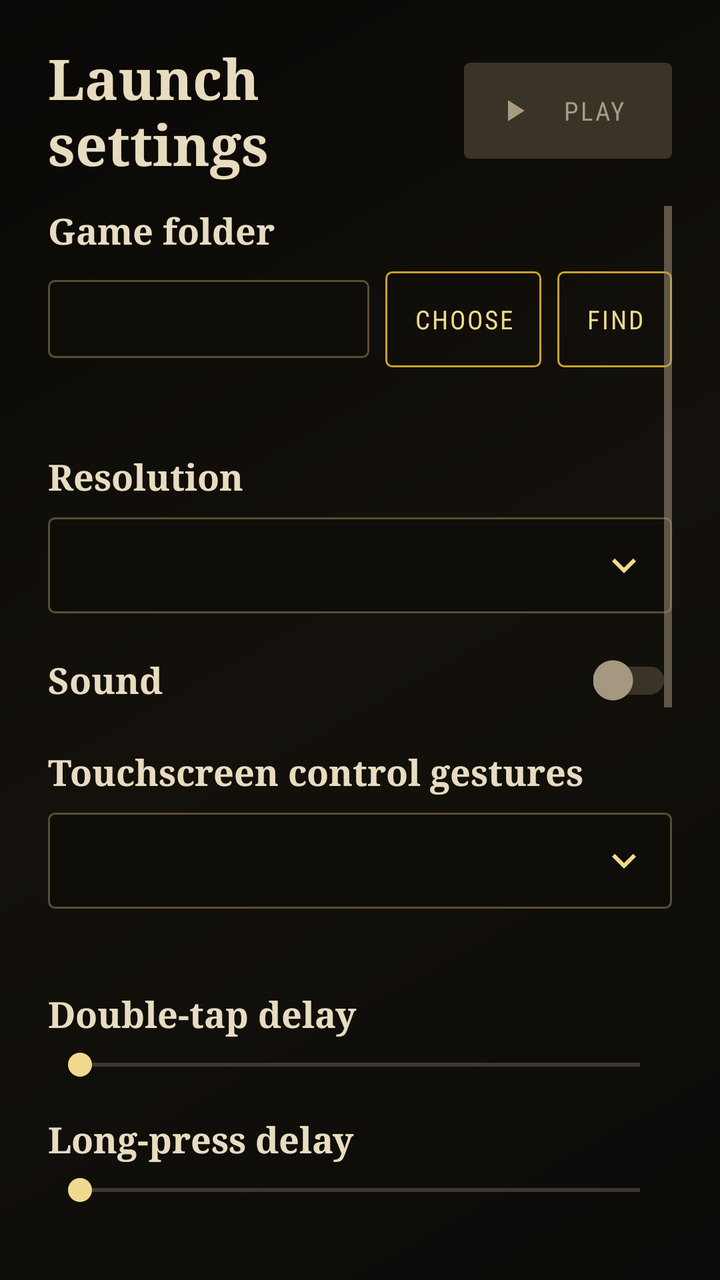
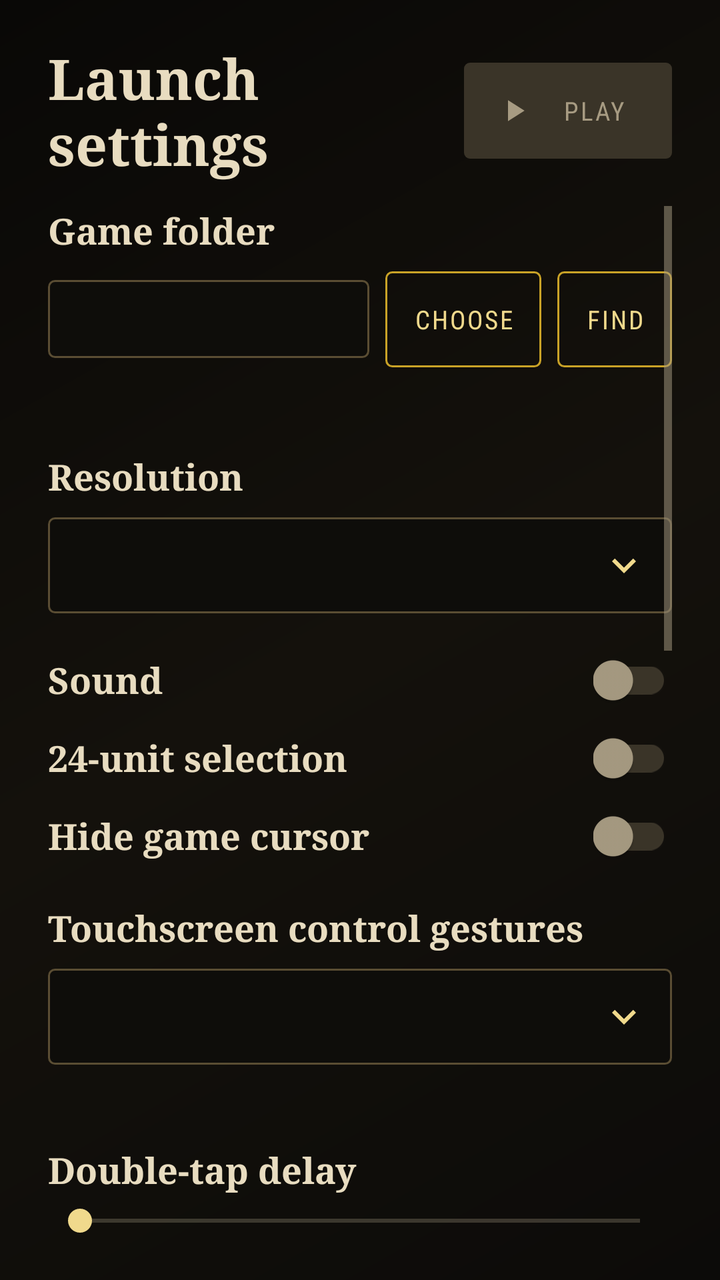

Before-and-after screenshots of an Android layout around one commit, followed by the original layout XML and the change that was made.
<!-- AndroidManifest.xml: activity theme Wc3LaunchTheme -->
<!-- res/layout/activity_launch_settings.xml -->
<?xml version="1.0" encoding="utf-8"?>
<LinearLayout xmlns:android="http://schemas.android.com/apk/res/android"
    xmlns:app="http://schemas.android.com/apk/res-auto"
    android:layout_width="match_parent"
    android:layout_height="match_parent"
    android:background="@drawable/bg_launch"
    android:orientation="vertical"
    android:paddingStart="24dp"
    android:paddingTop="20dp"
    android:paddingEnd="24dp"
    android:paddingBottom="16dp">

    <LinearLayout
        android:layout_width="match_parent"
        android:layout_height="wrap_content"
        android:gravity="center_vertical"
        android:orientation="horizontal">

        <TextView
            style="@style/Wc3Title"
            android:layout_width="0dp"
            android:layout_height="wrap_content"
            android:layout_weight="1"
            android:text="@string/launch_title" />

        <Button
            android:id="@+id/play_button"
            style="@style/Wc3ButtonPrimary"
            android:layout_width="wrap_content"
            android:layout_height="48dp"
            android:layout_marginStart="16dp"
            android:drawableStart="@drawable/ic_play"
            android:drawablePadding="8dp"
            android:drawableTint="@color/button_primary_text"
            android:enabled="false"
            android:text="@string/launch_play" />
    </LinearLayout>

    <LinearLayout
        android:id="@+id/error_banner"
        android:layout_width="match_parent"
        android:layout_height="wrap_content"
        android:layout_marginTop="12dp"
        android:background="@drawable/bg_error_banner"
        android:gravity="center_vertical"
        android:orientation="horizontal"
        android:padding="12dp"
        android:visibility="gone">

        <TextView
            android:id="@+id/error_text"
            style="@style/Wc3ErrorText"
            android:layout_width="0dp"
            android:layout_height="wrap_content"
            android:layout_marginEnd="12dp"
            android:layout_weight="1" />

        <Button
            android:id="@+id/grant_button"
            style="@style/Wc3ButtonGhost"
            android:layout_width="wrap_content"
            android:layout_height="40dp"
            android:minHeight="40dp"
            android:minWidth="0dp"
            android:paddingStart="12dp"
            android:paddingEnd="12dp"
            android:text="@string/launch_grant"
            android:textSize="11sp" />
    </LinearLayout>

    <ScrollView
        android:layout_width="match_parent"
        android:layout_height="0dp"
        android:layout_marginTop="12dp"
        android:layout_weight="1"
        android:clipToPadding="false"
        android:overScrollMode="never">

        <LinearLayout
            android:layout_width="match_parent"
            android:layout_height="wrap_content"
            android:orientation="vertical"
            android:paddingBottom="8dp">

            <TextView
                style="@style/Wc3RowLabel"
                android:layout_width="match_parent"
                android:layout_height="wrap_content"
                android:text="@string/launch_folder_label" />

            <LinearLayout
                android:layout_width="match_parent"
                android:layout_height="wrap_content"
                android:layout_marginTop="8dp"
                android:baselineAligned="false"
                android:gravity="center_vertical"
                android:orientation="horizontal">

                <EditText
                    android:id="@+id/folder_input"
                    style="@style/Wc3Field"
                    android:layout_width="0dp"
                    android:layout_height="wrap_content"
                    android:layout_weight="1"
                    android:importantForAutofill="no"
                    android:inputType="textNoSuggestions"
                    android:maxLength="1000"
                    android:saveEnabled="false" />

                <Button
                    android:id="@+id/choose_folder_button"
                    style="@style/Wc3ButtonGhost"
                    android:layout_width="wrap_content"
                    android:layout_height="48dp"
                    android:layout_marginStart="8dp"
                    android:minWidth="0dp"
                    android:paddingStart="14dp"
                    android:paddingEnd="14dp"
                    android:text="@string/launch_folder_choose" />

                <Button
                    android:id="@+id/find_folder_button"
                    style="@style/Wc3ButtonGhost"
                    android:layout_width="wrap_content"
                    android:layout_height="48dp"
                    android:layout_marginStart="8dp"
                    android:minWidth="0dp"
                    android:paddingStart="14dp"
                    android:paddingEnd="14dp"
                    android:text="@string/launch_folder_find" />
            </LinearLayout>

            <TextView
                android:id="@+id/folder_status"
                style="@style/Wc3Helper"
                android:layout_width="match_parent"
                android:layout_height="wrap_content"
                android:layout_marginTop="6dp"
                android:accessibilityLiveRegion="polite" />

            <TextView
                style="@style/Wc3RowLabel"
                android:layout_width="match_parent"
                android:layout_height="wrap_content"
                android:layout_marginTop="20dp"
                android:text="@string/launch_resolution_label" />

            <FrameLayout
                android:layout_width="match_parent"
                android:layout_height="48dp"
                android:layout_marginTop="8dp">

                <Spinner
                    android:id="@+id/resolution_spinner"
                    style="@style/Wc3Spinner"
                    android:layout_width="match_parent"
                    android:layout_height="match_parent"
                    android:saveEnabled="false" />

                <ImageView
                    android:layout_width="24dp"
                    android:layout_height="24dp"
                    android:layout_gravity="end|center_vertical"
                    android:layout_marginEnd="12dp"
                    android:clickable="false"
                    android:focusable="false"
                    android:importantForAccessibility="no"
                    android:src="@drawable/ic_expand_more"
                    android:tint="@color/launch_gold_light" />
            </FrameLayout>

            <LinearLayout
                android:layout_width="match_parent"
                android:layout_height="wrap_content"
                android:layout_marginTop="20dp"
                android:gravity="center_vertical"
                android:orientation="horizontal">

                <TextView
                    style="@style/Wc3RowLabel"
                    android:layout_width="0dp"
                    android:layout_height="wrap_content"
                    android:layout_weight="1"
                    android:text="@string/launch_sound_label" />

                <androidx.appcompat.widget.SwitchCompat
                    android:id="@+id/sound_switch"
                    android:layout_width="wrap_content"
                    android:layout_height="wrap_content"
                    android:contentDescription="@string/launch_sound_label"
                    android:saveEnabled="false"
                    app:thumbTint="@color/switch_thumb"
                    app:trackTint="@color/switch_track" />
            </LinearLayout>

            <TextView
                style="@style/Wc3RowLabel"
                android:layout_width="match_parent"
                android:layout_height="wrap_content"
                android:layout_marginTop="20dp"
                android:text="@string/launch_gesture_mode_label" />

            <FrameLayout
                android:layout_width="match_parent"
                android:layout_height="wrap_content"
                android:layout_marginTop="8dp"
                android:minHeight="48dp">

                <Spinner
                    android:id="@+id/gesture_mode_spinner"
                    style="@style/Wc3Spinner"
                    android:layout_width="match_parent"
                    android:layout_height="wrap_content"
                    android:contentDescription="@string/launch_gesture_mode_label"
                    android:minHeight="48dp"
                    android:saveEnabled="false" />

                <ImageView
                    android:layout_width="24dp"
                    android:layout_height="24dp"
                    android:layout_gravity="end|center_vertical"
                    android:layout_marginEnd="12dp"
                    android:clickable="false"
                    android:focusable="false"
                    android:importantForAccessibility="no"
                    android:src="@drawable/ic_expand_more"
                    android:tint="@color/launch_gold_light" />
            </FrameLayout>

            <TextView
                android:id="@+id/gesture_mode_hint"
                style="@style/Wc3Helper"
                android:layout_width="match_parent"
                android:layout_height="wrap_content"
                android:layout_marginTop="8dp"
                android:accessibilityLiveRegion="polite" />

            <LinearLayout
                android:id="@+id/double_tap_delay_group"
                android:layout_width="match_parent"
                android:layout_height="wrap_content"
                android:layout_marginTop="16dp"
                android:orientation="vertical">

                <LinearLayout
                    android:layout_width="match_parent"
                    android:layout_height="wrap_content"
                    android:gravity="center_vertical"
                    android:orientation="horizontal">

                    <TextView
                        style="@style/Wc3RowLabel"
                        android:layout_width="0dp"
                        android:layout_height="wrap_content"
                        android:layout_weight="1"
                        android:text="@string/launch_double_tap_delay_label" />

                    <TextView
                        android:id="@+id/double_tap_delay_value"
                        style="@style/Wc3RowLabel"
                        android:layout_width="wrap_content"
                        android:layout_height="wrap_content"
                        android:layout_marginStart="12dp"
                        android:gravity="end"
                        android:minWidth="72dp"
                        android:textColor="@color/launch_gold_light" />
                </LinearLayout>

                <SeekBar
                    android:id="@+id/double_tap_delay_slider"
                    android:layout_width="match_parent"
                    android:layout_height="wrap_content"
                    android:layout_marginTop="4dp"
                    android:contentDescription="@string/launch_double_tap_delay_label"
                    android:max="10"
                    android:saveEnabled="false"
                    android:progressBackgroundTint="@color/launch_muted"
                    android:progressTint="@color/launch_gold"
                    android:thumbTint="@color/launch_gold_light" />
            </LinearLayout>

            <LinearLayout
                android:layout_width="match_parent"
                android:layout_height="wrap_content"
                android:layout_marginTop="16dp"
                android:gravity="center_vertical"
                android:orientation="horizontal">

                <TextView
                    style="@style/Wc3RowLabel"
                    android:layout_width="0dp"
                    android:layout_height="wrap_content"
                    android:layout_weight="1"
                    android:text="@string/launch_long_press_delay_label" />

                <TextView
                    android:id="@+id/long_press_delay_value"
                    style="@style/Wc3RowLabel"
                    android:layout_width="wrap_content"
                    android:layout_height="wrap_content"
                    android:layout_marginStart="12dp"
                    android:gravity="end"
                    android:minWidth="72dp"
                    android:textColor="@color/launch_gold_light" />
            </LinearLayout>

            <SeekBar
                android:id="@+id/long_press_delay_slider"
                android:layout_width="match_parent"
                android:layout_height="wrap_content"
                android:layout_marginTop="4dp"
                android:contentDescription="@string/launch_long_press_delay_label"
                android:max="10"
                android:saveEnabled="false"
                android:progressBackgroundTint="@color/launch_muted"
                android:progressTint="@color/launch_gold"
                android:thumbTint="@color/launch_gold_light" />

            <LinearLayout
                android:layout_width="match_parent"
                android:layout_height="wrap_content"
                android:layout_marginTop="16dp"
                android:orientation="vertical">

                <LinearLayout
                    android:layout_width="match_parent"
                    android:layout_height="wrap_content"
                    android:gravity="center_vertical"
                    android:orientation="horizontal">

                    <TextView
                        style="@style/Wc3RowLabel"
                        android:layout_width="0dp"
                        android:layout_height="wrap_content"
                        android:layout_weight="1"
                        android:text="@string/launch_tap_click_delay_label" />

                    <TextView
                        android:id="@+id/tap_click_delay_value"
                        style="@style/Wc3RowLabel"
                        android:layout_width="wrap_content"
                        android:layout_height="wrap_content"
                        android:layout_marginStart="12dp"
                        android:gravity="end"
                        android:minWidth="72dp"
                        android:textColor="@color/launch_gold_light" />
                </LinearLayout>

                <SeekBar
                    android:id="@+id/tap_click_delay_slider"
                    android:layout_width="match_parent"
                    android:layout_height="wrap_content"
                    android:layout_marginTop="4dp"
                    android:contentDescription="@string/launch_tap_click_delay_label"
                    android:max="32"
                    android:saveEnabled="false"
                    android:progressBackgroundTint="@color/launch_muted"
                    android:progressTint="@color/launch_gold"
                    android:thumbTint="@color/launch_gold_light" />
            </LinearLayout>

            <TextView
                android:id="@+id/driver_label"
                style="@style/Wc3RowLabel"
                android:layout_width="match_parent"
                android:layout_height="wrap_content"
                android:layout_marginTop="20dp"
                android:text="@string/launch_driver_label" />

            <FrameLayout
                android:id="@+id/driver_picker_frame"
                android:layout_width="match_parent"
                android:layout_height="48dp"
                android:layout_marginTop="8dp">

                <Spinner
                    android:id="@+id/driver_spinner"
                    style="@style/Wc3Spinner"
                    android:layout_width="match_parent"
                    android:layout_height="match_parent"
                    android:saveEnabled="false" />

                <ImageView
                    android:layout_width="24dp"
                    android:layout_height="24dp"
                    android:layout_gravity="end|center_vertical"
                    android:layout_marginEnd="12dp"
                    android:clickable="false"
                    android:focusable="false"
                    android:importantForAccessibility="no"
                    android:src="@drawable/ic_expand_more"
                    android:tint="@color/launch_gold_light" />
            </FrameLayout>

            <LinearLayout
                android:id="@+id/driver_buttons"
                android:layout_width="match_parent"
                android:layout_height="wrap_content"
                android:layout_marginTop="8dp"
                android:orientation="horizontal">

                <Button
                    android:id="@+id/driver_import_button"
                    style="@style/Wc3ButtonGhost"
                    android:layout_width="0dp"
                    android:layout_height="48dp"
                    android:layout_weight="1"
                    android:minWidth="0dp"
                    android:text="@string/launch_driver_import" />

                <Button
                    android:id="@+id/driver_remove_button"
                    style="@style/Wc3ButtonGhost"
                    android:layout_width="0dp"
                    android:layout_height="48dp"
                    android:layout_marginStart="8dp"
                    android:layout_weight="1"
                    android:minWidth="0dp"
                    android:text="@string/launch_driver_remove" />
            </LinearLayout>

            <TextView
                android:id="@+id/driver_status"
                style="@style/Wc3Helper"
                android:layout_width="match_parent"
                android:layout_height="wrap_content"
                android:layout_marginTop="6dp"
                android:accessibilityLiveRegion="polite" />

            <TextView
                style="@style/Wc3RowLabel"
                android:layout_width="match_parent"
                android:layout_height="wrap_content"
                android:layout_marginTop="20dp"
                android:text="@string/launch_dxvk_label" />

            <FrameLayout
                android:layout_width="match_parent"
                android:layout_height="48dp"
                android:layout_marginTop="8dp">

                <Spinner
                    android:id="@+id/dxvk_spinner"
                    style="@style/Wc3Spinner"
                    android:layout_width="match_parent"
                    android:layout_height="match_parent"
                    android:saveEnabled="false" />

                <ImageView
                    android:layout_width="24dp"
                    android:layout_height="24dp"
                    android:layout_gravity="end|center_vertical"
                    android:layout_marginEnd="12dp"
                    android:clickable="false"
                    android:focusable="false"
                    android:importantForAccessibility="no"
                    android:src="@drawable/ic_expand_more"
                    android:tint="@color/launch_gold_light" />
            </FrameLayout>

            <TextView
                style="@style/Wc3RowLabel"
                android:layout_width="match_parent"
                android:layout_height="wrap_content"
                android:layout_marginTop="20dp"
                android:text="@string/launch_dxvk_config_label" />

            <LinearLayout
                android:layout_width="match_parent"
                android:layout_height="wrap_content"
                android:layout_marginTop="8dp"
                android:orientation="horizontal">

                <TextView
                    style="@style/Wc3Helper"
                    android:layout_width="0dp"
                    android:layout_height="wrap_content"
                    android:layout_weight="1"
                    android:paddingStart="12dp"
                    android:paddingEnd="4dp"
                    android:text="@string/launch_dxvk_config_key" />

                <TextView
                    style="@style/Wc3Helper"
                    android:layout_width="0dp"
                    android:layout_height="wrap_content"
                    android:layout_marginStart="8dp"
                    android:layout_weight="1"
                    android:paddingStart="12dp"
                    android:paddingEnd="4dp"
                    android:text="@string/launch_dxvk_config_value" />

                <View
                    android:layout_width="44dp"
                    android:layout_height="1dp"
                    android:layout_marginStart="8dp" />
            </LinearLayout>

            <LinearLayout
                android:id="@+id/dxvk_config_rows"
                android:layout_width="match_parent"
                android:layout_height="wrap_content"
                android:layout_marginTop="2dp"
                android:orientation="vertical" />

            <Button
                android:id="@+id/dxvk_config_add"
                style="@style/Wc3ButtonGhost"
                android:layout_width="wrap_content"
                android:layout_height="44dp"
                android:layout_marginTop="4dp"
                android:minHeight="44dp"
                android:minWidth="0dp"
                android:text="@string/launch_dxvk_config_add" />

            <TextView
                style="@style/Wc3RowLabel"
                android:layout_width="match_parent"
                android:layout_height="wrap_content"
                android:layout_marginTop="20dp"
                android:text="@string/launch_args_label" />

            <EditText
                android:id="@+id/args_input"
                style="@style/Wc3Field"
                android:layout_width="match_parent"
                android:layout_height="wrap_content"
                android:layout_marginTop="8dp"
                android:importantForAutofill="no"
                android:inputType="textNoSuggestions"
                android:maxLength="200"
                android:saveEnabled="false" />
        </LinearLayout>
    </ScrollView>
</LinearLayout>
<!-- resources referenced by this layout -->
<resources>
  <color name="launch_gold">#C9A227</color>
  <color name="launch_gold_light">#F0D98C</color>
  <color name="launch_muted">#A79B82</color>
  <string name="launch_args_label">Extra arguments</string>
  <string name="launch_double_tap_delay_label">Double-tap delay</string>
  <string name="launch_driver_import">Install ZIP</string>
  <string name="launch_driver_label">Vulkan driver</string>
  <string name="launch_driver_remove">Delete</string>
  <string name="launch_dxvk_config_add">Add variable</string>
  <string name="launch_dxvk_config_key">Key</string>
  <string name="launch_dxvk_config_label">DXVK configuration</string>
  <string name="launch_dxvk_config_value">Value</string>
  <string name="launch_dxvk_label">DXVK version</string>
  <string name="launch_folder_choose">Choose</string>
  <string name="launch_folder_find">Find</string>
  <string name="launch_folder_label">Game folder</string>
  <string name="launch_gesture_mode_label">Touchscreen control gestures</string>
  <string name="launch_grant">Grant access</string>
  <string name="launch_long_press_delay_label">Long-press delay</string>
  <string name="launch_play">Play</string>
  <string name="launch_resolution_label">Resolution</string>
  <string name="launch_sound_label">Sound</string>
  <string name="launch_tap_click_delay_label">Click press delay in simplified profile</string>
  <string name="launch_title">Launch settings</string>
  <style name="Wc3ErrorText">
          <item name="android:fontFamily">sans-serif</item>
          <item name="android:textSize">12sp</item>
          <item name="android:textColor">@color/launch_parchment</item>
          <item name="android:lineSpacingExtra">2dp</item>
      </style>
  <style name="Wc3Helper">
          <item name="android:fontFamily">sans-serif</item>
          <item name="android:textSize">12sp</item>
          <item name="android:textColor">@color/launch_muted</item>
          <item name="android:lineSpacingExtra">2dp</item>
      </style>
  <style name="Wc3RowLabel">
          <item name="android:fontFamily">serif</item>
          <item name="android:textSize">18sp</item>
          <item name="android:textStyle">bold</item>
          <item name="android:textColor">@color/launch_parchment</item>
      </style>
  <style name="Wc3Spinner">
          <item name="android:background">@drawable/bg_field</item>
          <item name="android:backgroundTint">@null</item>
          <item name="android:spinnerMode">dropdown</item>
          <item name="android:popupBackground">@color/launch_panel</item>
          <item name="android:popupElevation">4dp</item>
      </style>
  <style name="Wc3Title">
          <item name="android:fontFamily">serif</item>
          <item name="android:textSize">28sp</item>
          <item name="android:textStyle">bold</item>
          <item name="android:textColor">@color/launch_parchment</item>
      </style>
  <style name="Wc3LaunchTheme" parent="Wc3LaunchTheme.Base" />
  <color name="launch_error_bg">#2A1713</color>
  <color name="launch_error_stroke">#6E342B</color>
  <color name="launch_bg">#0C0B09</color>
  <color name="launch_button_text">#1A1307</color>
  <color name="launch_parchment">#E8DCC0</color>
  <color name="launch_panel">#15130F</color>
  <color name="launch_line">#3A3428</color>
  <color name="launch_field">#0E0D0A</color>
  <color name="launch_field_stroke">#5A4D33</color>
  <!-- unchanged entries left out for length: 11 -->
</resources>

<!-- the commit's change to res/layout/activity_launch_settings.xml (unified diff, before → after) -->
@@ -193,6 +193,56 @@
                     app:trackTint="@color/switch_track" />
             </LinearLayout>
 
+            <LinearLayout
+                android:layout_width="match_parent"
+                android:layout_height="wrap_content"
+                android:layout_marginTop="12dp"
+                android:gravity="center_vertical"
+                android:orientation="horizontal">
+
+                <TextView
+                    style="@style/Wc3RowLabel"
+                    android:layout_width="0dp"
+                    android:layout_height="wrap_content"
+                    android:layout_weight="1"
+                    android:text="@string/launch_selection24_label" />
+
+                <androidx.appcompat.widget.SwitchCompat
+                    android:id="@+id/selection24_switch"
+                    android:layout_width="wrap_content"
+                    android:layout_height="wrap_content"
+                    android:layout_marginStart="12dp"
+                    android:contentDescription="@string/launch_selection24_label"
+                    android:saveEnabled="false"
+                    app:thumbTint="@color/switch_thumb"
+                    app:trackTint="@color/switch_track" />
+            </LinearLayout>
+
+            <LinearLayout
+                android:layout_width="match_parent"
+                android:layout_height="wrap_content"
+                android:layout_marginTop="12dp"
+                android:gravity="center_vertical"
+                android:orientation="horizontal">
+
+                <TextView
+                    style="@style/Wc3RowLabel"
+                    android:layout_width="0dp"
+                    android:layout_height="wrap_content"
+                    android:layout_weight="1"
+                    android:text="@string/launch_hide_cursor_label" />
+
+                <androidx.appcompat.widget.SwitchCompat
+                    android:id="@+id/hide_cursor_switch"
+                    android:layout_width="wrap_content"
+                    android:layout_height="wrap_content"
+                    android:layout_marginStart="12dp"
+                    android:contentDescription="@string/launch_hide_cursor_label"
+                    android:saveEnabled="false"
+                    app:thumbTint="@color/switch_thumb"
+                    app:trackTint="@color/switch_track" />
+            </LinearLayout>
+
             <TextView
                 style="@style/Wc3RowLabel"
                 android:layout_width="match_parent"
@@ -359,6 +409,49 @@
                     android:thumbTint="@color/launch_gold_light" />
             </LinearLayout>
 
+            <LinearLayout
+                android:layout_width="match_parent"
+                android:layout_height="wrap_content"
+                android:layout_marginTop="16dp"
+                android:orientation="vertical">
+
+                <LinearLayout
+                    android:layout_width="match_parent"
+                    android:layout_height="wrap_content"
+                    android:gravity="center_vertical"
+                    android:orientation="horizontal">
+
+                    <TextView
+                        style="@style/Wc3RowLabel"
+                        android:layout_width="0dp"
+                        android:layout_height="wrap_content"
+                        android:layout_weight="1"
+                        android:text="@string/launch_overlay_opacity_label" />
+
+                    <TextView
+                        android:id="@+id/overlay_opacity_value"
+                        style="@style/Wc3RowLabel"
+                        android:layout_width="wrap_content"
+                        android:layout_height="wrap_content"
+                        android:layout_marginStart="12dp"
+                        android:gravity="end"
+                        android:minWidth="72dp"
+                        android:textColor="@color/launch_gold_light" />
+                </LinearLayout>
+
+                <SeekBar
+                    android:id="@+id/overlay_opacity_slider"
+                    android:layout_width="match_parent"
+                    android:layout_height="wrap_content"
+                    android:layout_marginTop="4dp"
+                    android:contentDescription="@string/launch_overlay_opacity_label"
+                    android:max="40"
+                    android:saveEnabled="false"
+                    android:progressBackgroundTint="@color/launch_muted"
+                    android:progressTint="@color/launch_gold"
+                    android:thumbTint="@color/launch_gold_light" />
+            </LinearLayout>
+
             <TextView
                 android:id="@+id/driver_label"
                 style="@style/Wc3RowLabel"
@@ -420,14 +513,6 @@
             </LinearLayout>
 
             <TextView
-                android:id="@+id/driver_status"
-                style="@style/Wc3Helper"
-                android:layout_width="match_parent"
-                android:layout_height="wrap_content"
-                android:layout_marginTop="6dp"
-                android:accessibilityLiveRegion="polite" />
-
-            <TextView
                 style="@style/Wc3RowLabel"
                 android:layout_width="match_parent"
                 android:layout_height="wrap_content"
@@ -458,12 +543,33 @@
                     android:tint="@color/launch_gold_light" />
             </FrameLayout>
 
-            <TextView
-                style="@style/Wc3RowLabel"
+            <LinearLayout
                 android:layout_width="match_parent"
                 android:layout_height="wrap_content"
                 android:layout_marginTop="20dp"
-                android:text="@string/launch_dxvk_config_label" />
+                android:gravity="center_vertical"
+                android:orientation="horizontal">
+
+                <TextView
+                    style="@style/Wc3RowLabel"
+                    android:layout_width="0dp"
+                    android:layout_height="wrap_content"
+                    android:layout_weight="1"
+                    android:text="@string/launch_dxvk_config_label" />
+
+                <Button
+                    android:id="@+id/dxvk_config_import"
+                    style="@style/Wc3ButtonGhost"
+                    android:layout_width="wrap_content"
+                    android:layout_height="44dp"
+                    android:layout_marginStart="8dp"
+                    android:contentDescription="@string/launch_dxvk_config_import_description"
+                    android:minHeight="44dp"
+                    android:minWidth="0dp"
+                    android:paddingStart="10dp"
+                    android:paddingEnd="10dp"
+                    android:text="@string/launch_dxvk_config_import" />
+            </LinearLayout>
 
             <LinearLayout
                 android:layout_width="match_parent"
<!-- resource entries referenced after the edit -->
@@ -9,6 +9,8 @@
   <string name="launch_driver_label">Vulkan driver</string>
   <string name="launch_driver_remove">Delete</string>
   <string name="launch_dxvk_config_add">Add variable</string>
+  <string name="launch_dxvk_config_import">From file</string>
+  <string name="launch_dxvk_config_import_description">Load DXVK configuration from a file</string>
   <string name="launch_dxvk_config_key">Key</string>
   <string name="launch_dxvk_config_label">DXVK configuration</string>
   <string name="launch_dxvk_config_value">Value</string>
@@ -18,9 +20,12 @@
   <string name="launch_folder_label">Game folder</string>
   <string name="launch_gesture_mode_label">Touchscreen control gestures</string>
   <string name="launch_grant">Grant access</string>
+  <string name="launch_hide_cursor_label">Hide game cursor</string>
   <string name="launch_long_press_delay_label">Long-press delay</string>
+  <string name="launch_overlay_opacity_label">Control overlay opacity</string>
   <string name="launch_play">Play</string>
   <string name="launch_resolution_label">Resolution</string>
+  <string name="launch_selection24_label">24-unit selection</string>
   <string name="launch_sound_label">Sound</string>
   <string name="launch_tap_click_delay_label">Click press delay in simplified profile</string>
   <string name="launch_title">Launch settings</string>
